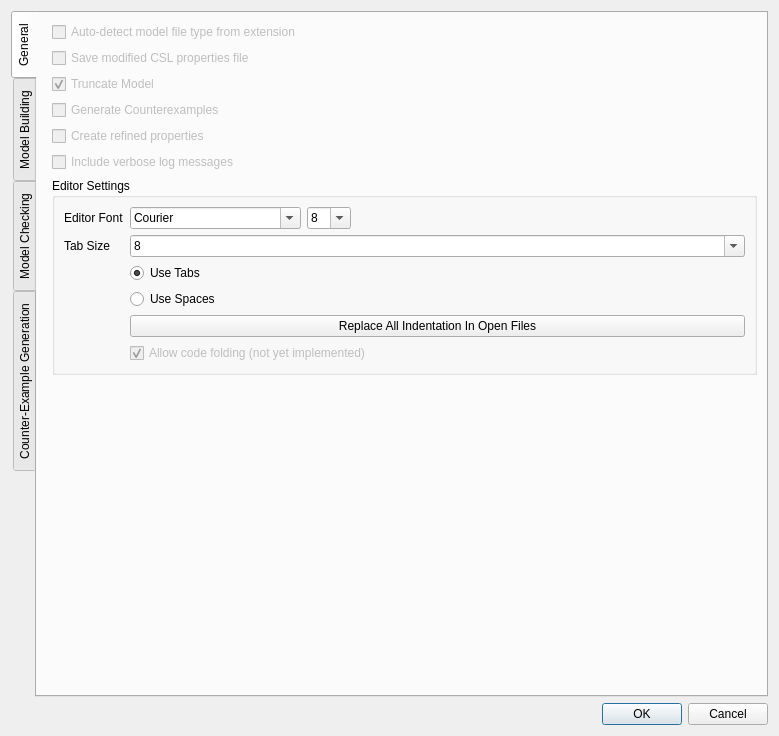
Before: the Qt Designer form src/stamina/gui/ui/Preferences.ui in fluentverification/stamina-storm, drawn with Qt 5.
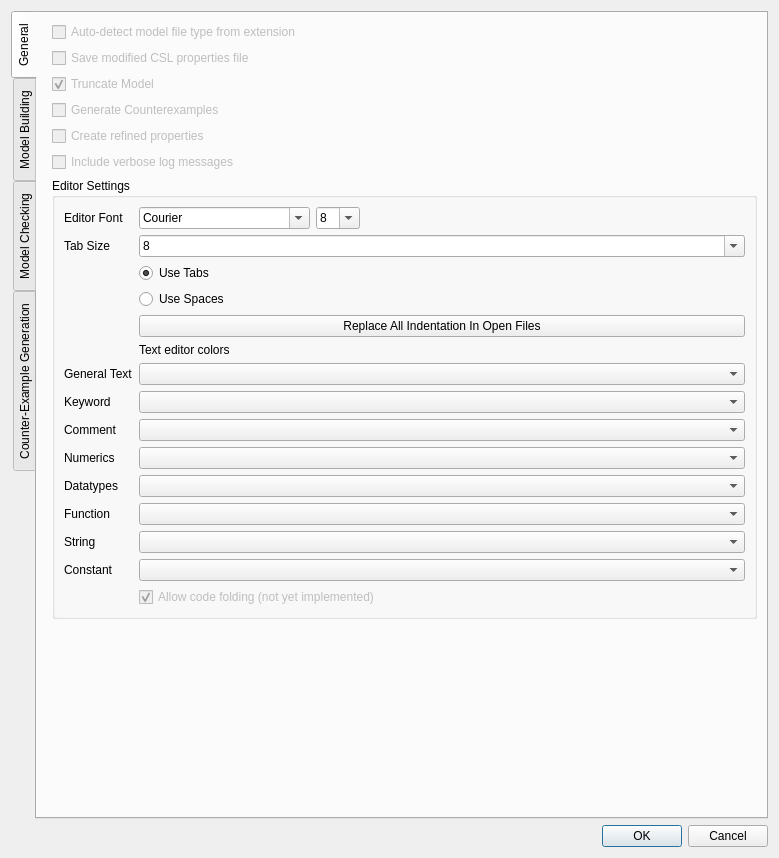
After: the same form once the commit is applied. Icons and pictures are not drawn. Custom widgets are drawn as their Qt base class.

Commit message: First attempt to set up for color schemes, didn't work

Patch:
```diff
--- a/src/stamina/gui/ui/Preferences.ui
+++ b/src/stamina/gui/ui/Preferences.ui
@@ -7,7 +7,7 @@
     <x>0</x>
     <y>0</y>
     <width>779</width>
-    <height>736</height>
+    <height>858</height>
    </rect>
   </property>
   <property name="windowTitle">
@@ -160,7 +160,7 @@
                <bool>true</bool>
               </property>
               <property name="currentText">
-               <string>10</string>
+               <string>8</string>
               </property>
               <item>
                <property name="text">
@@ -302,7 +302,7 @@
              <bool>true</bool>
             </property>
             <property name="currentText">
-             <string>4</string>
+             <string>8</string>
             </property>
             <item>
              <property name="text">
@@ -357,7 +357,7 @@
             </property>
            </widget>
           </item>
-          <item row="7" column="1">
+          <item row="16" column="1">
            <widget class="QCheckBox" name="allowCodeFolding">
             <property name="enabled">
              <bool>false</bool>
@@ -370,6 +370,93 @@
             </property>
            </widget>
           </item>
+          <item row="9" column="1">
+           <widget class="KColorCombo" name="keywordColor"/>
+          </item>
+          <item row="10" column="1">
+           <widget class="KColorCombo" name="commentColor"/>
+          </item>
+          <item row="11" column="1">
+           <widget class="KColorCombo" name="numberColor"/>
+          </item>
+          <item row="12" column="1">
+           <widget class="KColorCombo" name="typeColor"/>
+          </item>
+          <item row="9" column="0">
+           <widget class="QLabel" name="label_13">
+            <property name="text">
+             <string>Keyword</string>
+            </property>
+           </widget>
+          </item>
+          <item row="8" column="1">
+           <widget class="KColorCombo" name="editorBaseColor"/>
+          </item>
+          <item row="8" column="0">
+           <widget class="QLabel" name="label_14">
+            <property name="text">
+             <string>General Text</string>
+            </property>
+           </widget>
+          </item>
+          <item row="10" column="0">
+           <widget class="QLabel" name="label_15">
+            <property name="text">
+             <string>Comment</string>
+            </property>
+           </widget>
+          </item>
+          <item row="11" column="0">
+           <widget class="QLabel" name="label_16">
+            <property name="text">
+             <string>Numerics</string>
+            </property>
+           </widget>
+          </item>
+          <item row="14" column="1">
+           <widget class="KColorCombo" name="stringColor"/>
+          </item>
+          <item row="15" column="1">
+           <widget class="KColorCombo" name="constantsColor"/>
+          </item>
+          <item row="14" column="0">
+           <widget class="QLabel" name="label_18">
+            <property name="text">
+             <string>String</string>
+            </property>
+           </widget>
+          </item>
+          <item row="15" column="0">
+           <widget class="QLabel" name="label_19">
+            <property name="text">
+             <string>Constant</string>
+            </property>
+           </widget>
+          </item>
+          <item row="7" column="1">
+           <widget class="QLabel" name="label_20">
+            <property name="text">
+             <string>Text editor colors</string>
+            </property>
+           </widget>
+          </item>
+          <item row="13" column="1">
+           <widget class="KColorCombo" name="functionColor"/>
+          </item>
+          <item row="13" column="0">
+           <widget class="QLabel" name="label_17">
+            <property name="text">
+             <string>Function</string>
+            </property>
+           </widget>
+          </item>
+          <item row="12" column="0">
+           <widget class="QLabel" name="label_21">
+            <property name="text">
+             <string>Datatypes</string>
+            </property>
+           </widget>
+          </item>
          </layout>
         </widget>
        </item>
@@ -815,6 +902,11 @@
    <extends>QComboBox</extends>
    <header>kcombobox.h</header>
   </customwidget>
+  <customwidget>
+   <class>KColorCombo</class>
+   <extends>QComboBox</extends>
+   <header>kcolorcombo.h</header>
+  </customwidget>
  </customwidgets>
  <resources>
   <include location="../resources.qrc"/>
```
The commit also changes 8 other files.
